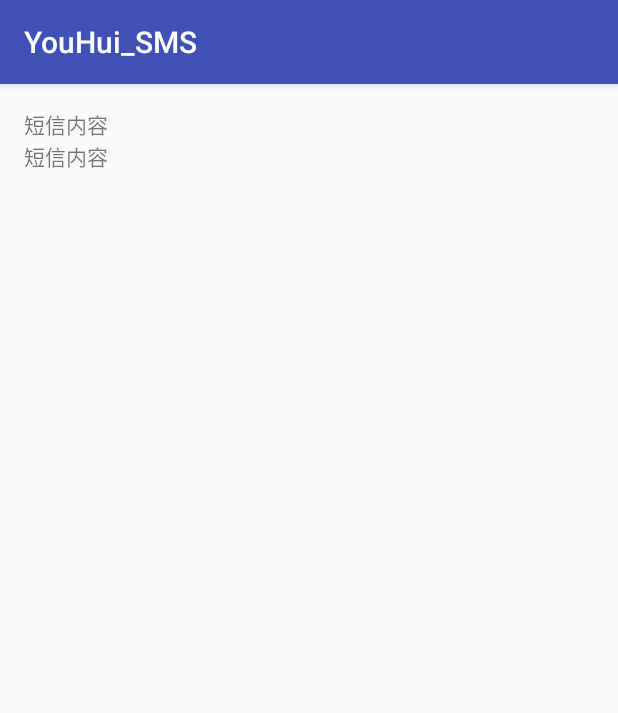
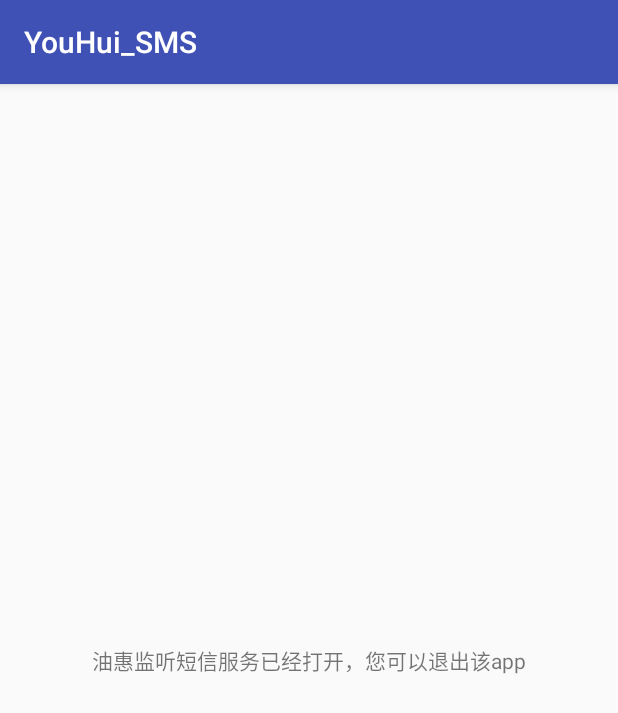
Before and after one commit to SUNXT/YouHui_SMS, an Android app: the screen it shows after launch (MainActivity), on a phone screen of 412 x 824 dp. Shown: the top 713 px of the screen. Run offline under Robolectric (Android 15) with nearby library versions, the phone set to English and light mode, and no system bars.

Commit message:
实现从短信中读取验证码

```diff
--- a/app/src/main/java/com/sun/youhui_sms/MainActivity.java
+++ b/app/src/main/java/com/sun/youhui_sms/MainActivity.java
@@ -1,56 +1,26 @@
 package com.sun.youhui_sms;
 
-import android.content.IntentFilter;
-import android.net.Uri;
-import android.os.Handler;
-import android.os.Message;
+import android.content.Intent;
+
 import android.support.v7.app.AppCompatActivity;
 import android.os.Bundle;
-import android.widget.TextView;
 
-import com.sun.youhui_sms.receiver.SmsReceiver;
 
 public class MainActivity extends AppCompatActivity {
 
-    public static final int MESSAGE_CODE = 1;
-    private TextView mTextMessage;
+//    public static final int MESSAGE_CODE = 1;
+//    private TextView mTextMessage;
 
-    SmsReceiver smsReceiver = new SmsReceiver();
-
-    private Handler mHandler = new Handler(){
-        @Override
-        public void handleMessage(Message msg) {
-            super.handleMessage(msg);
-            if (MESSAGE_CODE == msg.what){
-                String content = (String) msg.obj;
-                mTextMessage.setText(content);
-            }
-        }
-    };
-
-    private SmsObserve mSmsObserve = new SmsObserve(this, mHandler);
 
     @Override
     protected void onCreate(Bundle savedInstanceState) {
         super.onCreate(savedInstanceState);
         setContentView(R.layout.activity_main);
-        mTextMessage = (TextView) findViewById(R.id.tv_sms_content);
-        Uri uri = Uri.parse("content://sms");
-        getContentResolver().registerContentObserver(uri, true, mSmsObserve);
+//        mTextMessage = (TextView) findViewById(R.id.tv_sms_content);
+//        Uri uri = Uri.parse("content://sms");
+//        getContentResolver().registerContentObserver(uri, true, mSmsObserve);
 //        registerBroadcastReceiver();
+        startService(new Intent(getApplicationContext(), SmsService.class));
     }
 
-    private void registerBroadcastReceiver(){
-        IntentFilter myIntentFilter = new IntentFilter();
-        String ACTION_NAME = SmsReceiver.SMS_RECEIVED_ACTION;
-        myIntentFilter.addAction(ACTION_NAME);
-        registerReceiver(smsReceiver, myIntentFilter);
-    }
-
-    @Override
-    protected void onDestroy() {
-        super.onDestroy();
-//        unregisterReceiver(smsReceiver);
-        getContentResolver().unregisterContentObserver(mSmsObserve);
-    }
 }
--- a/app/src/main/res/layout/activity_main.xml
+++ b/app/src/main/res/layout/activity_main.xml
@@ -13,12 +13,6 @@
         android:id="@+id/text"
         android:layout_width="wrap_content"
         android:layout_height="wrap_content"
-        android:text="短信内容" />
-    <TextView
-        android:id="@+id/tv_sms_content"
-        android:layout_width="wrap_content"
-        android:layout_height="wrap_content"
-        android:text="短信内容"
-        android:layout_below="@+id/text"
-        />
+        android:text="@string/service_tip"
+        android:layout_centerInParent="true"/>
 </RelativeLayout>
--- a/app/src/main/res/values/strings.xml
+++ b/app/src/main/res/values/strings.xml
@@ -1,3 +1,8 @@
 <resources>
     <string name="app_name">YouHui_SMS</string>
+
+    <string name="notification_title">正在监听验证短信</string>
+    <string name="notification_text">点击可关闭该服务</string>
+
+    <string name="service_tip">油惠监听短信服务已经打开，您可以退出该app</string>
 </resources>
```
Also changed, not shown: app/src/main/AndroidManifest.xml (+9 -8 lines), app/src/main/java/com/sun/youhui_sms/Contact.java (added, +10 -0 lines), app/src/main/java/com/sun/youhui_sms/SmsObserve.java (+19 -5 lines), app/src/main/java/com/sun/youhui_sms/SmsService.java (added, +98 -0 lines), app/src/main/java/com/sun/youhui_sms/TextUtils.java (added, +33 -0 lines), app/src/main/java/com/sun/youhui_sms/receiver/SmsReceiver.java (deleted, +0 -43 lines), app/src/main/res/drawable/logo.png (added), app/src/main/res/drawable/logo_512.png (added), app/src/main/res/drawable/shihua.png (added), 1 other file.
